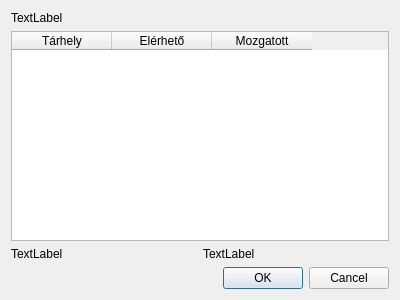
horvathzoltan/cutplannerpro, file view/dialog/relocation/relocationquantitydialog.ui: the form before one commit.
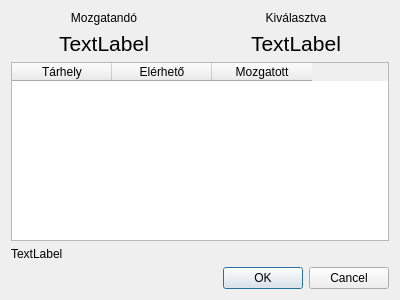
The form after the commit.

The edit to the form file:
```diff
--- a/view/dialog/relocation/relocationquantitydialog.ui
+++ b/view/dialog/relocation/relocationquantitydialog.ui
@@ -15,11 +15,90 @@
   </property>
   <layout class="QVBoxLayout" name="verticalLayout">
    <item>
-    <widget class="QLabel" name="labelTitle">
-     <property name="text">
-      <string>TextLabel</string>
-     </property>
-    </widget>
+    <layout class="QHBoxLayout" name="horizontalLayout_2">
+     <item>
+      <layout class="QVBoxLayout" name="verticalLayout_2">
+       <item>
+        <widget class="QLabel" name="labelPlannedCaption">
+         <property name="text">
+          <string>Mozgatandó</string>
+         </property>
+         <property name="alignment">
+          <set>Qt::AlignmentFlag::AlignCenter</set>
+         </property>
+        </widget>
+       </item>
+       <item>
+        <widget class="QLabel" name="labelPlannedValue">
+         <property name="sizePolicy">
+          <sizepolicy hsizetype="Preferred" vsizetype="Preferred">
+           <horstretch>0</horstretch>
+           <verstretch>0</verstretch>
+          </sizepolicy>
+         </property>
+         <property name="minimumSize">
+          <size>
+           <width>64</width>
+           <height>0</height>
+          </size>
+         </property>
+         <property name="font">
+          <font>
+           <pointsize>16</pointsize>
+          </font>
+         </property>
+         <property name="text">
+          <string>TextLabel</string>
+         </property>
+         <property name="alignment">
+          <set>Qt::AlignmentFlag::AlignCenter</set>
+         </property>
+        </widget>
+       </item>
+      </layout>
+     </item>
+     <item>
+      <layout class="QVBoxLayout" name="verticalLayout_4">
+       <item>
+        <widget class="QLabel" name="labelSelectedCaption">
+         <property name="text">
+          <string>Kiválasztva</string>
+         </property>
+         <property name="alignment">
+          <set>Qt::AlignmentFlag::AlignCenter</set>
+         </property>
+        </widget>
+       </item>
+       <item>
+        <widget class="QLabel" name="labelSelectedValue">
+         <property name="sizePolicy">
+          <sizepolicy hsizetype="Preferred" vsizetype="Preferred">
+           <horstretch>0</horstretch>
+           <verstretch>0</verstretch>
+          </sizepolicy>
+         </property>
+         <property name="minimumSize">
+          <size>
+           <width>64</width>
+           <height>0</height>
+          </size>
+         </property>
+         <property name="font">
+          <font>
+           <pointsize>16</pointsize>
+          </font>
+         </property>
+         <property name="text">
+          <string>TextLabel</string>
+         </property>
+         <property name="alignment">
+          <set>Qt::AlignmentFlag::AlignCenter</set>
+         </property>
+        </widget>
+       </item>
+      </layout>
+     </item>
+    </layout>
    </item>
    <item>
     <widget class="QTableWidget" name="tableQuantities">
@@ -43,14 +122,7 @@
    <item>
     <layout class="QHBoxLayout" name="horizontalLayout">
      <item>
-      <widget class="QLabel" name="labelSummaryLeft">
-       <property name="text">
-        <string>TextLabel</string>
-       </property>
-      </widget>
-     </item>
-     <item>
-      <widget class="QLabel" name="labelSummaryRight">
+      <widget class="QLabel" name="labelStatus">
        <property name="text">
         <string>TextLabel</string>
        </property>
```
